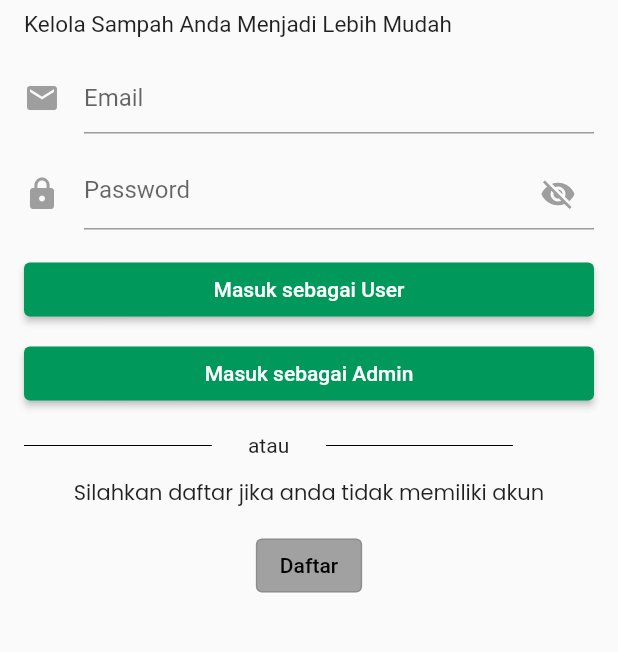
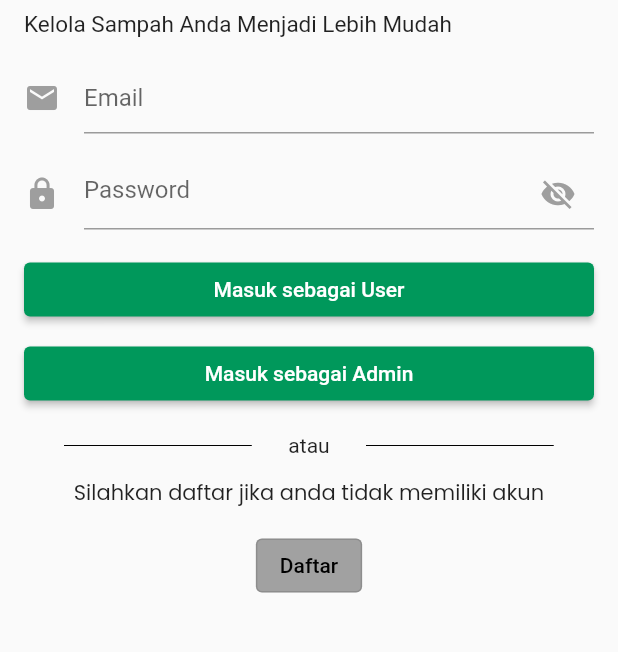
Before and after one commit to BagusRezky/juru_sampah, a Flutter app: the screen it shows after launch, on a phone screen of 412 x 824 dp, the part 531-1183 px from its top. Run offline on Flutter 3.47's test engine with Material 2 defaults, Android fonts, the phone set to English and light mode, and no system bars; our stand-ins replace google_fonts; Roboto replaces fonts that are missing (Jomhuria).

Commit message:
[Fix] bug

```diff
--- a/lib/auth/login.dart
+++ b/lib/auth/login.dart
@@ -131,8 +131,7 @@ class _LoginPageState extends State<LoginPage> {
                 onPressed: () {
                   Navigator.push(
                     context,
-                    MaterialPageRoute(
-                        builder: (context) => const HomePage()),
+                    MaterialPageRoute(builder: (context) => const HomePage()),
                   );
                   // Handle login as admin
                 },
@@ -143,7 +142,7 @@ class _LoginPageState extends State<LoginPage> {
               ),
               const SizedBox(height: 16),
               Row(
-                // mainAxisAlignment: MainAxisAlignment.center,
+                mainAxisAlignment: MainAxisAlignment.center,
                 children: [
                   Image.asset(
                     'assets/Line 1.png', // Ganti dengan path gambar Anda
```
